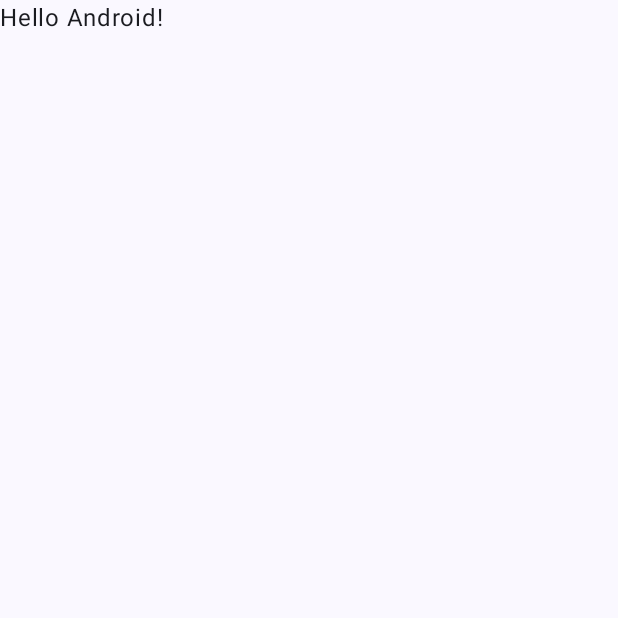
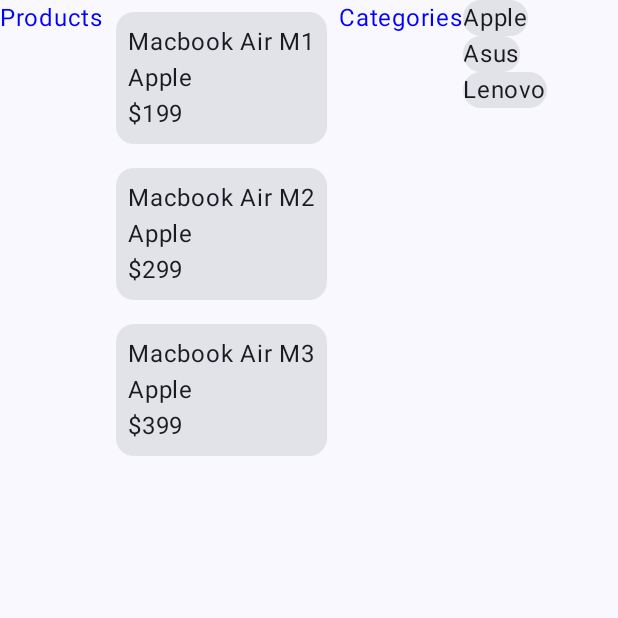
Before and after one commit to vkazakevich/projektowanie-obiektowe, an Android app built with Jetpack Compose: the screen it shows after launch (MainActivity), on a phone screen of 412 x 824 dp, the top half of it. Before the commit the part shown is almost empty. Run offline under Robolectric (Android 15) with nearby library versions, the phone set to English and light mode, and no system bars.

Commit message:
Create a list of categories and products

```diff
--- a/Kotlin/app/src/main/java/com/example/app/MainActivity.kt
+++ b/Kotlin/app/src/main/java/com/example/app/MainActivity.kt
@@ -4,13 +4,22 @@ import android.os.Bundle
 import androidx.activity.ComponentActivity
 import androidx.activity.compose.setContent
 import androidx.activity.enableEdgeToEdge
+import androidx.compose.foundation.layout.Arrangement
+import androidx.compose.foundation.layout.Box
+import androidx.compose.foundation.layout.Column
+import androidx.compose.foundation.layout.Row
 import androidx.compose.foundation.layout.fillMaxSize
 import androidx.compose.foundation.layout.padding
 import androidx.compose.material3.Scaffold
+import androidx.compose.material3.Card
 import androidx.compose.material3.Text
 import androidx.compose.runtime.Composable
 import androidx.compose.ui.Modifier
+import androidx.compose.ui.graphics.Color
 import androidx.compose.ui.tooling.preview.Preview
+import androidx.compose.ui.unit.dp
+import com.example.app.models.Category
+import com.example.app.models.Product
 import com.example.app.ui.theme.AppTheme
 
 class MainActivity : ComponentActivity() {
@@ -20,10 +29,22 @@ class MainActivity : ComponentActivity() {
         setContent {
             AppTheme {
                 Scaffold(modifier = Modifier.fillMaxSize()) { innerPadding ->
-                    Greeting(
-                        name = "Android",
-                        modifier = Modifier.padding(innerPadding)
-                    )
+                    Row (modifier = Modifier.padding(innerPadding)) {
+                        val categories = listOf(
+                            Category("Apple"),
+                            Category("Asus"),
+                            Category("Lenovo"),
+                        )
+
+                        val products = listOf(
+                            Product(name = "Macbook Air M1", category = categories[0], price = 199),
+                            Product(name = "Macbook Air M2", category = categories[0], price = 299),
+                            Product(name = "Macbook Air M3", category = categories[0], price = 399),
+                        )
+
+                        ProductList(products)
+                        CategoryList(categories)
+                    }
                 }
             }
         }
@@ -31,17 +52,47 @@ class MainActivity : ComponentActivity() {
 }
 
 @Composable
-fun Greeting(name: String, modifier: Modifier = Modifier) {
-    Text(
-        text = "Hello $name!",
-        modifier = modifier
-    )
+fun ProductList(products: List<Product>) {
+    Row {
+        Text("Products", color = Color.Blue)
+
+        Column {
+            products.forEach { product ->
+                ProductRow(product)
+            }
+        }
+    }
 }
 
-@Preview(showBackground = true)
 @Composable
-fun GreetingPreview() {
-    AppTheme {
-        Greeting("Android")
+fun CategoryList(categories: List<Category>) {
+    Row {
+        Text("Categories", color = Color.Blue)
+
+        Column {
+            categories.forEach { category ->
+                Card {
+                    Column {
+                        Text(category.name)
+                    }
+                }
+            }
+        }
     }
 }
+
+@Composable
+fun ProductRow(
+    product: Product
+) {
+    Card(modifier = Modifier.padding(8.dp)) {
+        Column (
+            modifier = Modifier.padding(8.dp),
+            verticalArrangement = Arrangement.Center
+        ) {
+            Text(product.name)
+            Text(product.category.name)
+            Text("$" + product.price.toString())
+        }
+    }
+}
--- /dev/null
+++ b/Kotlin/app/src/main/java/com/example/app/models/Category.kt
@@ -0,0 +1,8 @@
+package com.example.app.models
+
+import kotlinx.serialization.Serializable
+
+@Serializable
+data class Category(val name: String)
+
+val categories = mutableListOf<Category>()
--- /dev/null
+++ b/Kotlin/app/src/main/java/com/example/app/models/Product.kt
@@ -0,0 +1,8 @@
+package com.example.app.models
+
+import kotlinx.serialization.Serializable
+
+@Serializable
+data class Product(val name: String, val category: Category, val price: Int)
+
+val products = mutableListOf<Product>()
```
